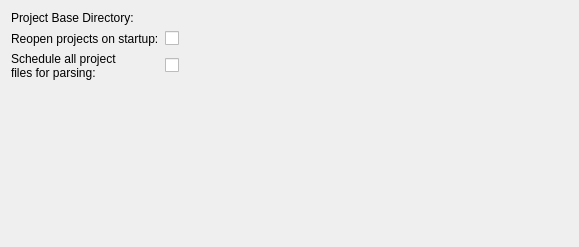
The window that shell/settings/projectsettings.ui (KDE/kdevelop) describes before a commit, drawn with Qt 5.
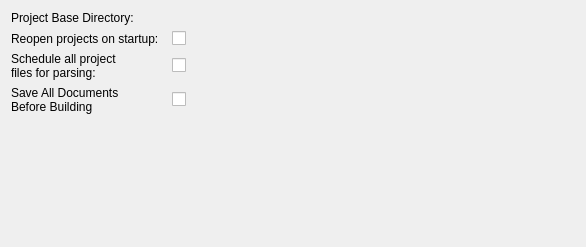
The same window after the commit. Custom widgets are drawn as their Qt base class.

Commit message: Allow to select the save-all-documents behaviour in the gui.

Diff of the .ui file:
```diff
--- a/shell/settings/projectsettings.ui
+++ b/shell/settings/projectsettings.ui
@@ -1,11 +1,11 @@
 <ui version="4.0" >
  <class>ProjectSettings</class>
- <widget class="QWidget" name="ProjectSettings" >
-  <property name="geometry" >
+ <widget class="QWidget" name="ProjectSettings">
+  <property name="geometry">
    <rect>
     <x>0</x>
     <y>0</y>
-    <width>554</width>
+    <width>586</width>
     <height>247</height>
    </rect>
   </property>
@@ -68,9 +68,9 @@
      </property>
     </widget>
    </item>
-   <item row="3" column="1" >
-    <spacer name="verticalSpacer" >
-     <property name="orientation" >
+   <item row="4" column="1">
+    <spacer name="verticalSpacer">
+     <property name="orientation">
       <enum>Qt::Vertical</enum>
      </property>
      <property name="sizeHint" stdset="0" >
@@ -81,6 +81,21 @@
      </property>
     </spacer>
    </item>
+   <item row="3" column="1">
+    <widget class="QCheckBox" name="kcfg_saveDocuments">
+     <property name="text">
+      <string/>
+     </property>
+    </widget>
+   </item>
+   <item row="3" column="0">
+    <widget class="QLabel" name="label_4">
+     <property name="text">
+      <string>Save All Documents
+Before Building</string>
+     </property>
+    </widget>
+   </item>
   </layout>
  </widget>
   <customwidgets>
```
Left out of the diff: 55 changed lines with no effect on the pictures. The commit also changes 2 other files.
